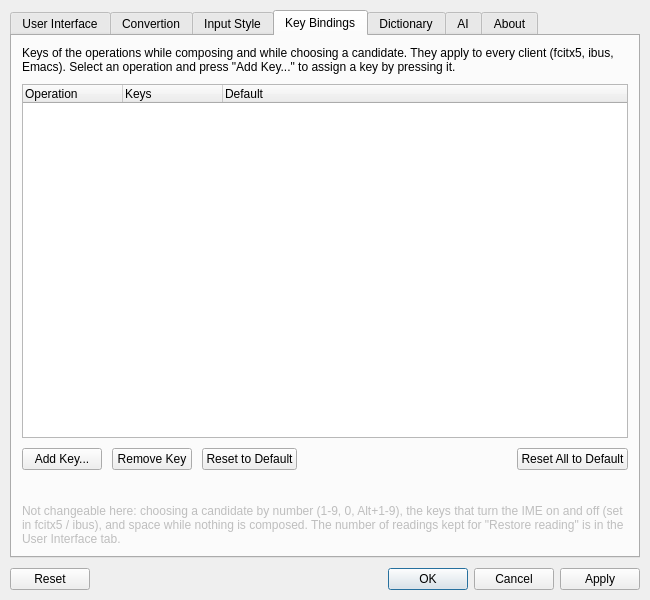
Before: the Qt Designer form hazkey-settings/mainwindow.ui in yosagi/hazkey, drawn with Qt 5.
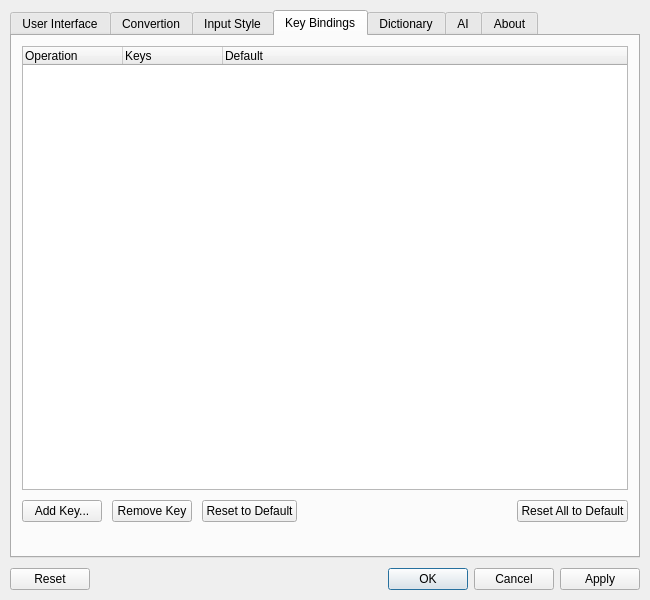
After: the same form once the commit is applied. The open tabs and pages were chosen to show the change. Icons and pictures are not drawn.

Commit message: remove description on keybinding tab

The edit to the form file:
```diff
--- a/hazkey-settings/mainwindow.ui
+++ b/hazkey-settings/mainwindow.ui
@@ -1462,16 +1462,6 @@
        <property name="bottomMargin">
         <number>10</number>
        </property>
-       <item>
-        <widget class="QLabel" name="keyBindingsDescription">
-         <property name="text">
-          <string>Keys of the operations while composing and while choosing a candidate. They apply to every client (fcitx5, ibus, Emacs). Select an operation and press &quot;Add Key...&quot; to assign a key by pressing it.</string>
-         </property>
-         <property name="wordWrap">
-          <bool>true</bool>
-         </property>
-        </widget>
-       </item>
        <item>
         <widget class="QTreeWidget" name="keyBindingTree">
          <property name="rootIsDecorated">
@@ -1564,19 +1554,6 @@
          </property>
         </widget>
        </item>
-       <item>
-        <widget class="QLabel" name="keyBindingsNote">
-         <property name="text">
-          <string>Not changeable here: choosing a candidate by number (1-9, 0, Alt+1-9), the keys that turn the IME on and off (set in fcitx5 / ibus), and space while nothing is composed. The number of readings kept for &quot;Restore reading&quot; is in the User Interface tab.</string>
-         </property>
-         <property name="wordWrap">
-          <bool>true</bool>
-         </property>
-         <property name="enabled">
-          <bool>false</bool>
-         </property>
-        </widget>
-       </item>
       </layout>
      </widget>
      <widget class="QWidget" name="dictionaryTab">
```
The commit also changes 1 other file.
